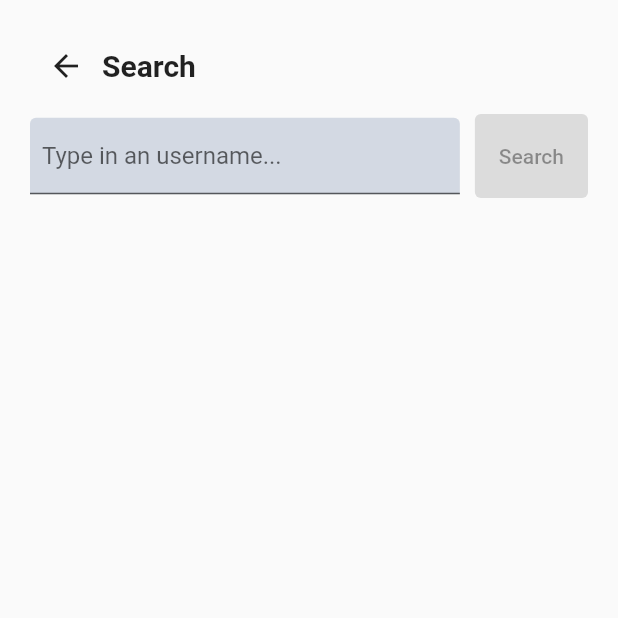
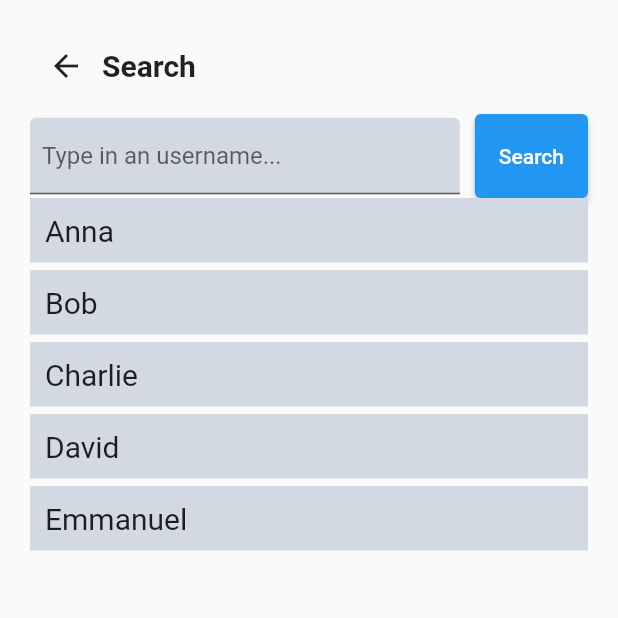
Before and after one commit to lucaskenji/aegis-app, a Flutter app: the HomeScreen screen opened directly with empty values, after a tap on "Search users", on a phone screen of 412 x 824 dp, the top half of it. Run offline on Flutter 3.47's test engine with Material 2 defaults, Android fonts, the phone set to English and light mode, and no system bars.

Commit message:
Search: Add test users and filter by username

```diff
--- /dev/null
+++ b/lib/models/user.dart
@@ -0,0 +1,8 @@
+import './post.dart';
+
+class User {
+  final String username;
+  List<Post> posts;
+
+  User(this.username, [this.posts = const <Post>[]]);
+}
--- a/lib/screens/home_screen.dart
+++ b/lib/screens/home_screen.dart
@@ -6,6 +6,7 @@ import 'package:flutter/material.dart';
 import '../models/habit.dart';
 import '../models/post.dart';
 import '../models/todo_card.dart';
+import '../models/user.dart';
 
 class HomeScreen extends StatefulWidget {
   final String _username;
@@ -21,6 +22,7 @@ class HomeScreenState extends State<HomeScreen>
   var _posts = <Post>[];
   var _todoCards = <TodoCard>[];
   var _habits = <Habit>[];
+  late List<User> _users = _populateUsers();
 
   void _addPost(Post newPost){
     setState(() => _posts.add(newPost));
@@ -32,6 +34,17 @@ class HomeScreenState extends State<HomeScreen>
 
   void _addHabit(Habit newHabit){
     setState(() => _habits.add(newHabit));
+  }
+
+  List<User> _populateUsers(){
+    // Using this temporarily while memory is being used as a database.
+    return <User>[
+      User('Anna'),
+      User('Bob'),
+      User('Charlie'),
+      User('David'),
+      User('Emmanuel')
+    ];
   }
 
   @override
@@ -84,7 +97,7 @@ class HomeScreenState extends State<HomeScreen>
               ),
               ElevatedButton(
                 onPressed: () => Navigator.push(context, MaterialPageRoute(builder: (context) {
-                  return SearchScreen();
+                  return SearchScreen(_users);
                 })),
                 style: ElevatedButton.styleFrom(
                     minimumSize: Size.fromHeight(40),
--- a/lib/screens/search_screen.dart
+++ b/lib/screens/search_screen.dart
@@ -1,12 +1,27 @@
 import 'package:flutter/material.dart';
+import '../models/user.dart';
 
 class SearchScreen extends StatefulWidget{
+  final List<User> _users;
+
+  SearchScreen(this._users);
+
   @override
   State<SearchScreen> createState() => SearchScreenState();
 }
 
 class SearchScreenState extends State<SearchScreen>{
   final TextEditingController _searchController = TextEditingController();
+  late List<User> _users = [...widget._users];
+
+  void _filterUsers(){
+    setState(() {
+      // Using toLowerCase to make a case insensitive search.
+      _users = [...widget._users].where((user) {
+        return user.username.toLowerCase().contains(_searchController.text.toLowerCase());
+      }).toList();
+    });
+  }
 
   @override
   Widget build(BuildContext context){
@@ -50,7 +65,7 @@ class SearchScreenState extends State<SearchScreen>{
                     Container(
                         margin: EdgeInsets.only(left: 10),
                         child: ElevatedButton(
-                          onPressed: null,
+                          onPressed: _filterUsers,
                           child: Text('Search'),
                           style: ElevatedButton.styleFrom(minimumSize: Size(24, 56)),
                         )
@@ -59,10 +74,23 @@ class SearchScreenState extends State<SearchScreen>{
                 )
             ),
             Expanded(
-                child: ListView(
-                  shrinkWrap: true,
-                  children: [],
-                ),
+              child: ListView(
+                shrinkWrap: true,
+                children: _users.map((user) {
+                  return InkWell(
+                    onTap: null,
+                    child: Container(
+                      color: Color(0xffd3d9e3),
+                      padding: EdgeInsets.all(10),
+                      margin: EdgeInsets.only(bottom: 5),
+                      child: Text(
+                          user.username,
+                          style: TextStyle(fontSize: 20)
+                      ),
+                    ),
+                  );
+                }).toList(),
+              ),
             ),
           ],
         ),
```
